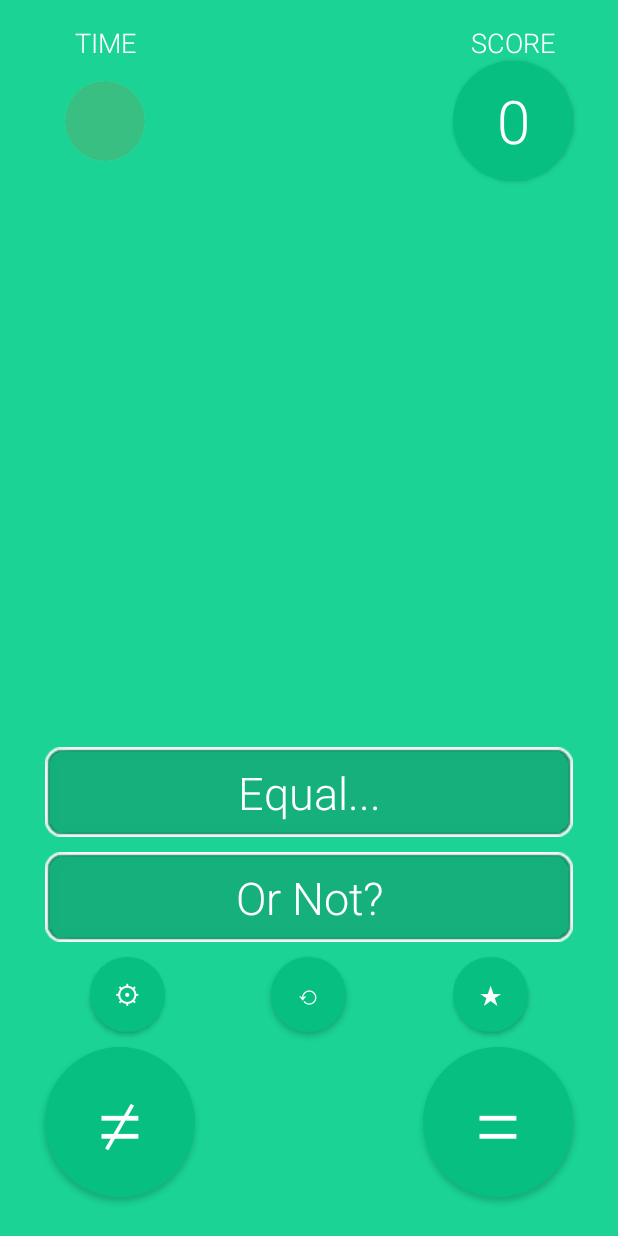
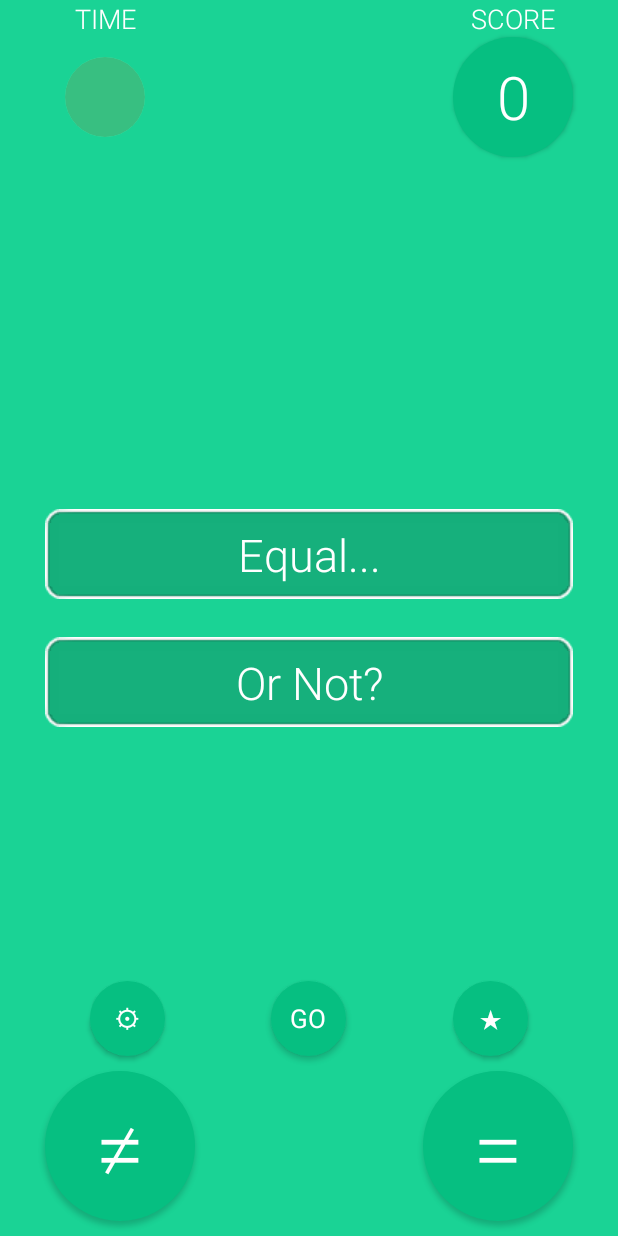
Before and after one commit to oliverruoff/Eqwl, an Android app: the screen it shows after launch (MainActivity), on a phone screen of 412 x 824 dp. Run offline under Robolectric (Android 15) with nearby library versions, the phone set to English and light mode, and no system bars; Roboto replaces fonts that are not available here; 1 statement that could not run was skipped.

Commit message:
Centered CalcViews correctly. Changed again button to "Go" at first time the app gets opened.

```diff
--- a/app/src/main/java/hn/bw/de/eu/eqwl/Static/Variables.java
+++ b/app/src/main/java/hn/bw/de/eu/eqwl/Static/Variables.java
@@ -27,7 +27,6 @@ public class Variables {
     public static float DISPLAY_WIDTH;
     public static float DISPLAY_HEIGHT;
     public static Style STYLE;
-    public static boolean FILLING_TIME_CIRCLE = false;
     public static boolean FILL_TIME_CIRCLE = false;
     public static boolean PLAYED_ALREADY = false;
     public static int COLOR = -15019115;
--- a/app/src/main/res/layout/activity_main.xml
+++ b/app/src/main/res/layout/activity_main.xml
@@ -4,8 +4,6 @@
     android:layout_width="match_parent"
     android:layout_height="match_parent"
     android:background="#51A2FF"
-    android:paddingBottom="@dimen/activity_vertical_margin"
-    android:paddingTop="@dimen/activity_vertical_margin"
     tools:context=".MainActivity">
 
     <Button
@@ -100,16 +98,23 @@
         android:text=""
         android:textAppearance="?android:attr/textAppearanceLarge" />
 
+    <LinearLayout
+        android:id="@+id/relativeLayout"
+        android:layout_width="fill_parent"
+        android:layout_height="wrap_content"
+        android:layout_alignParentLeft="true"
+        android:layout_centerInParent="true"
+        android:layout_centerVertical="true"
+        android:orientation="vertical">
+
         <TextView
             android:id="@+id/calcOne"
-        android:layout_width="wrap_content"
+            android:layout_width="match_parent"
             android:layout_height="wrap_content"
-        android:layout_above="@+id/calcTwo"
-        android:layout_alignParentEnd="true"
             android:layout_alignParentLeft="true"
             android:layout_alignParentRight="true"
-        android:layout_alignParentStart="true"
-        android:layout_marginBottom="10dp"
+            android:layout_gravity="center_horizontal"
+            android:layout_marginBottom="25dp"
             android:layout_marginLeft="30dp"
             android:layout_marginRight="30dp"
             android:background="@drawable/calcview"
@@ -121,11 +126,12 @@
 
         <TextView
             android:id="@+id/calcTwo"
-        android:layout_width="wrap_content"
+            android:layout_width="match_parent"
             android:layout_height="wrap_content"
-        android:layout_above="@+id/againButton"
-        android:layout_alignParentLeft="true"
-        android:layout_alignParentRight="true"
+            android:layout_alignLeft="@+id/unequalButton"
+            android:layout_alignStart="@+id/unequalButton"
+            android:layout_below="@+id/relativeLayout"
+            android:layout_gravity="center_horizontal"
             android:layout_marginLeft="30dp"
             android:layout_marginRight="30dp"
             android:background="@drawable/calcview"
@@ -134,6 +140,8 @@
             android:text="Or Not?"
             android:textColor="#FFFFFF"
             android:textSize="30sp" />
+
+    </LinearLayout>
 
     <Button
         android:id="@+id/againButton"
@@ -155,8 +163,8 @@
         android:layout_height="50dp"
         android:layout_alignEnd="@+id/timeView"
         android:layout_alignRight="@+id/timeView"
+        android:layout_alignTop="@+id/againButton"
         android:background="@drawable/circle"
-        android:layout_alignTop="@+id/againButton"
         android:elevation="10dp"
         android:text=""
         android:textColor="#FFFFFF"
```
Also changed, not shown: app/src/main/java/hn/bw/de/eu/eqwl/Activities/MainActivity.java (+10 -0 lines), app/src/main/java/hn/bw/de/eu/eqwl/GamePlay/GameLoop.java (+6 -2 lines). Lines whose indentation alone changed are shown as unchanged.
